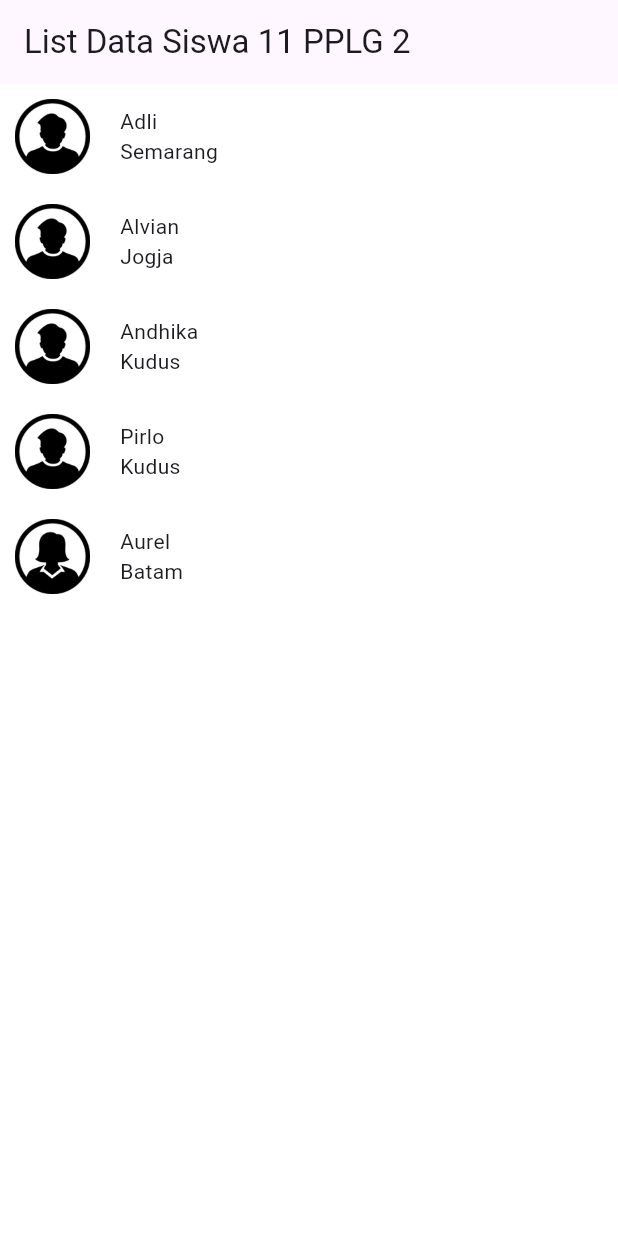
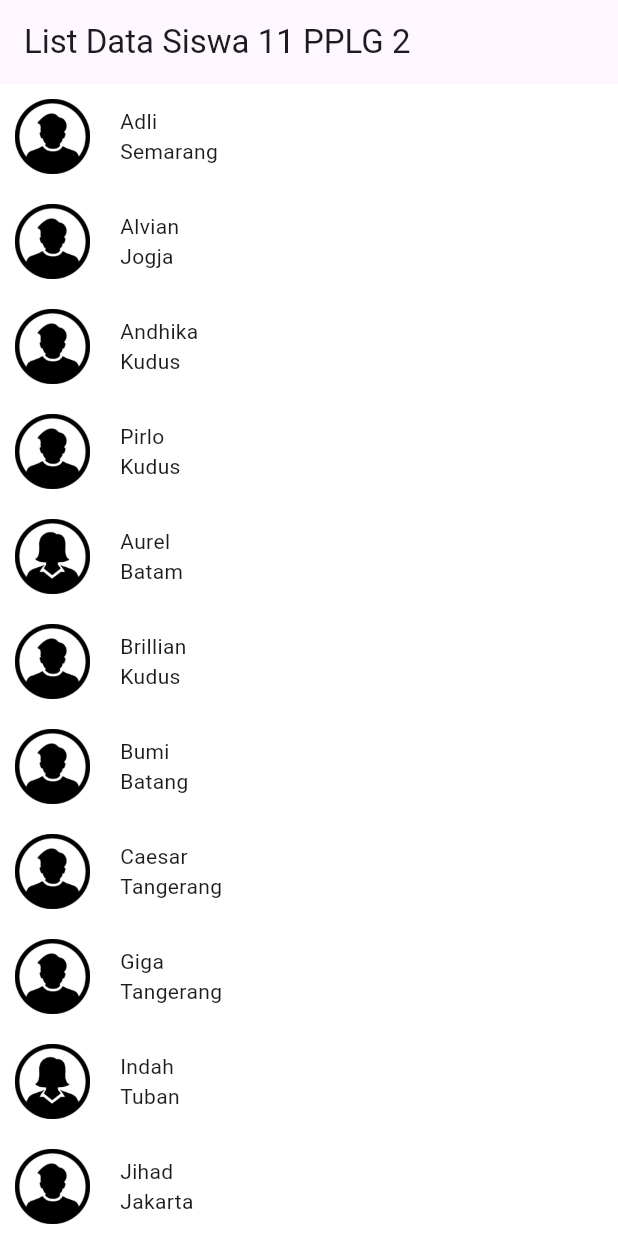
Before and after one commit to andhikaeka3333333/latihan11pplg2_2024, a Flutter app: the screen it shows after launch, on a phone screen of 412 x 824 dp. Run offline on Flutter 3.47's test engine with Material 3 defaults, Android fonts, the phone set to English and light mode, and no system bars.

Commit message:
fix list view builder

```diff
--- a/lib/list_siswa_pplg2.dart
+++ b/lib/list_siswa_pplg2.dart
@@ -17,6 +17,14 @@ class _ListSiswaPplg2State extends State<ListSiswaPplg2> {
     ModelSiswa("Andhika", "Kudus", "images/male.png"),
     ModelSiswa("Pirlo", "Kudus", "images/male.png"),
     ModelSiswa("Aurel", "Batam", "images/female.png"),
+    ModelSiswa("Brillian", "Kudus", "images/male.png"),
+    ModelSiswa("Bumi", "Batang", "images/male.png"),
+    ModelSiswa("Caesar", "Tangerang", "images/male.png"),
+    ModelSiswa("Giga", "Tangerang", "images/male.png"),
+    ModelSiswa("Indah", "Tuban", "images/female.png"),
+    ModelSiswa("Jihad", "Jakarta", "images/male.png"),
+    ModelSiswa("Kaisar", "Kudus", "images/male.png"),
+    ModelSiswa("Kenas", "Sumedang", "images/male.png"),
   ];
 
   @override
```
